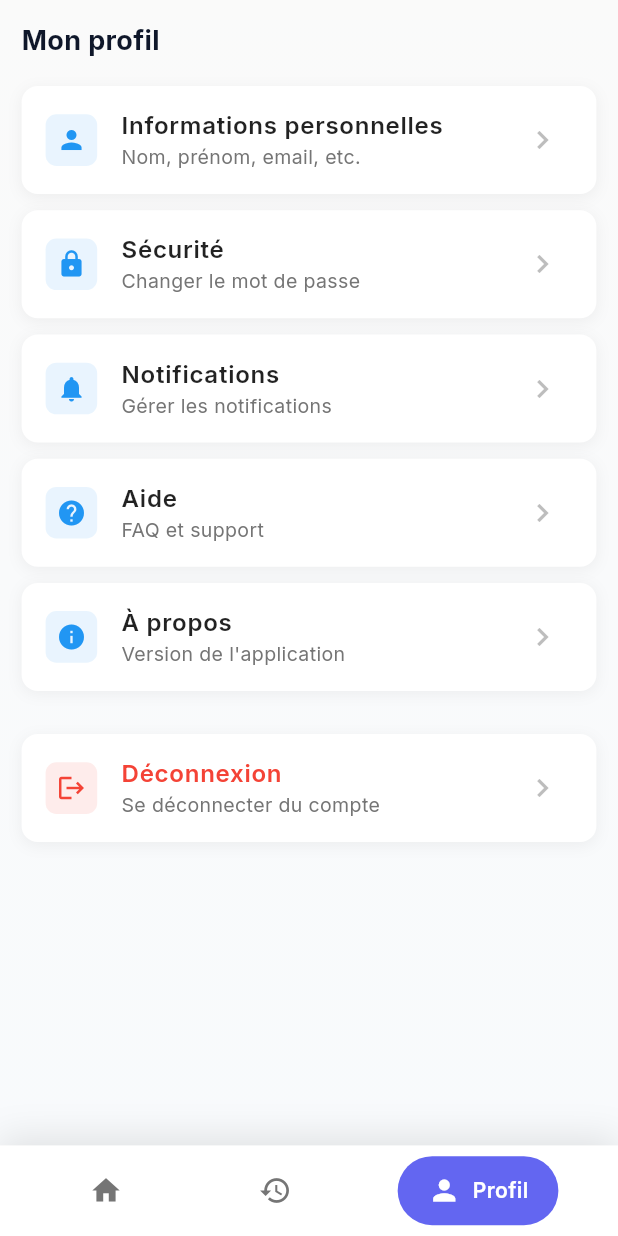
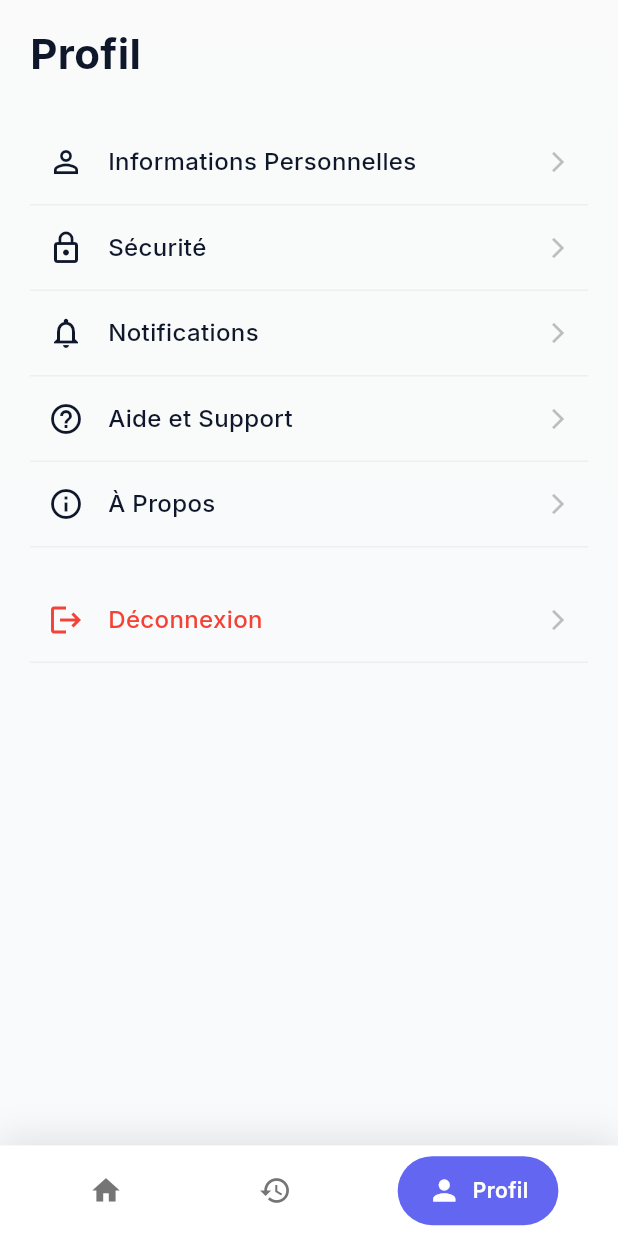
Before and after one commit to QuantaFL/portailEducationEleveParent, a Flutter app: the HomeView screen opened by its route, item 3 of the bottom bar chosen, on a phone screen of 412 x 824 dp. Run offline on Flutter 3.47's test engine with Material 3 defaults, Android fonts, the phone set to English and light mode, and no system bars; our stand-ins replace connectivity_plus, dio, flutter_animate, flutter_local_notifications, flutter_secure_storage, flutter_staggered_animations and 9 more; missing offline and left inert: dio_smart_retry; accounts and stored records are empty; statements that could not run were skipped.

Commit message:
refactor: simplify home view layout and profile section, remove unused stats and notification logic

```diff
--- a/lib/app/modules/student_home/controllers/home_controller.dart
+++ b/lib/app/modules/student_home/controllers/home_controller.dart
@@ -3,14 +3,10 @@ import 'package:flutter_secure_storage/flutter_secure_storage.dart';
 import 'package:get/get.dart';
 import 'package:portail_eleve/app/routes/app_pages.dart';
 
-import '../../../core/data/models/notification_model.dart';
-
 class HomeController extends GetxController {
   var currentIndex = 0.obs;
   var isLoading = false.obs;
-  var notifications = <NotificationModel>[].obs;
   var recentBulletins = <Map<String, dynamic>>[].obs;
-  var studentInfo = <String, dynamic>{}.obs;
 
   @override
   void onInit() {
@@ -27,14 +23,6 @@ class HomeController extends GetxController {
       isLoading.value = true;
 
       await Future.delayed(const Duration(seconds: 1));
-
-      studentInfo.value = {
-        'name': 'Marie Dupont',
-        'class': 'Terminale S',
-        'establishment': 'Lycée Victor Hugo',
-        'studentId': '2024001',
-        'profileImage': null,
-      };
 
       // Mock recent bulletins
       recentBulletins.addAll([
@@ -69,24 +57,6 @@ class HomeController extends GetxController {
           'isDownloaded': true,
         },
       ]);
-
-      // Mock notifications
-      // notifications.addAll([
-      //   NotificationModel(
-      //     id: '1',
-      //     title: 'Nouveau bulletin disponible',
-      //     message: 'Votre bulletin du 1er trimestre est maintenant disponible',
-      //     type: 'bulletin',
-      //     createdAt: DateTime.now().subtract(const Duration(hours: 2)),
-      //   ),
-      //   NotificationModel(
-      //     id: '2',
-      //     title: 'Rappel: Réunion parents-professeurs',
-      //     message: 'N\'oubliez pas la réunion prévue le 15 janvier',
-      //     type: 'reminder',
-      //     createdAt: DateTime.now().subtract(const Duration(days: 1)),
-      //   ),
-      // ]);
     } catch (e) {
       Get.snackbar(
         'Erreur',
@@ -211,9 +181,7 @@ class HomeController extends GetxController {
     FlutterSecureStorage storage = const FlutterSecureStorage();
     // Clear local data
     currentIndex.value = 0;
-    notifications.clear();
     recentBulletins.clear();
-    studentInfo.clear();
     await storage.deleteAll();
 
     // Here you would typically:
--- a/lib/app/modules/student_home/views/home_view.dart
+++ b/lib/app/modules/student_home/views/home_view.dart
@@ -49,100 +49,12 @@ class HomeView extends GetView<HomeController> {
             crossAxisAlignment: CrossAxisAlignment.start,
             children: [
               StudentProfileHeader(),
-
               const SizedBox(height: 32),
-
-              _buildStatsOverview(context),
-
-              const SizedBox(height: 32),
-
               _buildRecentBulletins(context),
-
               const SizedBox(height: 100),
             ],
           ),
         ),
-      ),
-    );
-  }
-
-  Widget _buildStatsOverview(BuildContext context) {
-    return Padding(
-      padding: const EdgeInsets.symmetric(horizontal: 20),
-      child: Column(
-        crossAxisAlignment: CrossAxisAlignment.start,
-        children: [
-          // Simple header
-          Text(
-            'Aperçu',
-            style: GoogleFonts.inter(
-              fontSize: 18,
-              fontWeight: FontWeight.w600,
-              color: AppDesignSystem.textPrimary,
-            ),
-          ),
-          const SizedBox(height: 16),
-
-          // Simple stats row
-          Row(
-            children: [
-              Expanded(
-                child: _buildSimpleStatItem(
-                  '15.3',
-                  'Moyenne',
-                  AppDesignSystem.primary,
-                ),
-              ),
-              const SizedBox(width: 12),
-              Expanded(
-                child: _buildSimpleStatItem(
-                  '1er',
-                  'Classement',
-                  AppDesignSystem.accent,
-                ),
-              ),
-              const SizedBox(width: 12),
-              Expanded(
-                child: _buildSimpleStatItem(
-                  '3',
-                  'Bulletins',
-                  AppDesignSystem.success,
-                ),
-              ),
-            ],
-          ),
-        ],
-      ),
-    );
-  }
-
-  Widget _buildSimpleStatItem(String value, String label, Color color) {
-    return Container(
-      padding: const EdgeInsets.all(16),
-      decoration: BoxDecoration(
-        color: Colors.white,
-        borderRadius: BorderRadius.circular(12),
-        border: Border.all(color: AppDesignSystem.border),
-      ),
-      child: Column(
-        children: [
-          Text(
-            value,
-            style: GoogleFonts.inter(
-              fontSize: 24,
-              fontWeight: FontWeight.w700,
-              color: color,
-            ),
-          ),
-          const SizedBox(height: 4),
-          Text(
-            label,
-            style: GoogleFonts.inter(
-              fontSize: 12,
-              color: AppDesignSystem.textSecondary,
-            ),
-          ),
-        ],
       ),
     );
   }
@@ -153,68 +65,16 @@ class HomeView extends GetView<HomeController> {
       children: [
         Padding(
           padding: const EdgeInsets.symmetric(horizontal: 20),
-          child: Row(
-            mainAxisAlignment: MainAxisAlignment.spaceBetween,
-            children: [
-              Row(
-                children: [
-                  Container(
-                    width: 3,
-                    height: 24,
-                    decoration: BoxDecoration(
-                      color: AppDesignSystem.primary,
-                      borderRadius: BorderRadius.circular(2),
-                    ),
-                  ),
-                  const SizedBox(width: 12),
-                  Text(
-                    'Bulletins récents',
+          child: Text(
+            'Bulletins Récents',
             style: GoogleFonts.inter(
-                      fontSize: 20,
-                      fontWeight: FontWeight.w600,
+              fontSize: 22,
+              fontWeight: FontWeight.bold,
               color: AppDesignSystem.textPrimary,
             ),
           ),
-                ],
         ),
-              GestureDetector(
-                onTap: () => controller.changeTab(1),
-                child: Container(
-                  padding: const EdgeInsets.symmetric(
-                    horizontal: 12,
-                    vertical: 8,
-                  ),
-                  decoration: BoxDecoration(
-                    color: AppDesignSystem.primary.withOpacity(0.1),
-                    borderRadius: BorderRadius.circular(10),
-                  ),
-                  child: Row(
-                    mainAxisSize: MainAxisSize.min,
-                    children: [
-                      Text(
-                        'Voir tout',
-                        style: GoogleFonts.inter(
-                          color: AppDesignSystem.primary,
-                          fontWeight: FontWeight.w600,
-                          fontSize: 14,
-                        ),
-                      ),
-                      const SizedBox(width: 4),
-                      Icon(
-                        Icons.arrow_forward_rounded,
-                        size: 16,
-                        color: AppDesignSystem.primary,
-                      ),
-                    ],
-                  ),
-                ),
-              ),
-            ],
-          ),
-        ),
-
         const SizedBox(height: 16),
-
         Obx(
           () => controller.isLoading.value
               ? _buildLoadingShimmer(context)
@@ -263,23 +123,19 @@ class HomeView extends GetView<HomeController> {
   Widget _buildHistory(BuildContext context) {
     return SafeArea(
       child: Padding(
-        padding: AppDesignSystem.responsivePadding(
-          context,
-          horizontal: 16,
-          vertical: 16,
-        ),
+        padding: const EdgeInsets.symmetric(horizontal: 20, vertical: 16),
         child: Column(
           crossAxisAlignment: CrossAxisAlignment.start,
           children: [
             Text(
-              'Historique des bulletins',
-              style: AppDesignSystem.textTheme(context).headlineMedium
-                  ?.copyWith(
-                    fontWeight: FontWeight.w700,
+              'Historique',
+              style: GoogleFonts.inter(
+                fontSize: 28,
+                fontWeight: FontWeight.bold,
                 color: AppDesignSystem.textPrimary,
               ),
             ),
-            SizedBox(height: AppDesignSystem.spacing(context, 16)),
+            const SizedBox(height: 24),
             Expanded(
               child: ListView.builder(
                 itemCount: 5, // Mock data
@@ -292,9 +148,7 @@ class HomeView extends GetView<HomeController> {
                     'date': '${10 + index}/0${index + 1}/2024',
                   };
                   return Padding(
-                    padding: EdgeInsets.only(
-                      bottom: AppDesignSystem.spacing(context, 12),
-                    ),
+                    padding: const EdgeInsets.only(bottom: 12),
                     child: BulletinCard(
                       bulletin: bulletinData,
                       onTap: () => controller.viewBulletin(index.toString()),
@@ -314,68 +168,52 @@ class HomeView extends GetView<HomeController> {
   Widget _buildProfile(BuildContext context) {
     return SafeArea(
       child: Padding(
-        padding: AppDesignSystem.responsivePadding(
-          context,
-          horizontal: 16,
-          vertical: 16,
-        ),
+        padding: const EdgeInsets.symmetric(horizontal: 20, vertical: 16),
         child: Column(
           crossAxisAlignment: CrossAxisAlignment.start,
           children: [
             Text(
-              'Mon profil',
-              style: AppDesignSystem.textTheme(context).headlineMedium
-                  ?.copyWith(
-                    fontWeight: FontWeight.w700,
+              'Profil',
+              style: GoogleFonts.inter(
+                fontSize: 28,
+                fontWeight: FontWeight.bold,
                 color: AppDesignSystem.textPrimary,
               ),
             ),
-            SizedBox(height: AppDesignSystem.spacing(context, 20)),
+            const SizedBox(height: 24),
             Expanded(
               child: ListView(
                 children: [
-                  _buildProfileItem(
-                    context,
-                    Icons.person,
-                    'Informations personnelles',
-                    'Nom, prénom, email, etc.',
-                    () => Get.to(() => const PersonalInfoView()),
+                  ProfileListItem(
+                    icon: Icons.person_outline,
+                    title: 'Informations Personnelles',
+                    onTap: () => Get.to(() => const PersonalInfoView()),
                   ),
-                  _buildProfileItem(
-                    context,
-                    Icons.lock,
-                    'Sécurité',
-                    'Changer le mot de passe',
-                    () => Get.to(() => const SecurityView()),
+                  ProfileListItem(
+                    icon: Icons.lock_outline,
+                    title: 'Sécurité',
+                    onTap: () => Get.to(() => const SecurityView()),
                   ),
-                  _buildProfileItem(
-                    context,
-                    Icons.notifications,
-                    'Notifications',
-                    'Gérer les notifications',
-                    () => Get.snackbar('Info', 'Notifications'),
+                  ProfileListItem(
+                    icon: Icons.notifications_outlined,
+                    title: 'Notifications',
+                    onTap: () => Get.snackbar('Info', 'Notifications'),
                   ),
-                  _buildProfileItem(
-                    context,
-                    Icons.help,
-                    'Aide',
-                    'FAQ et support',
-                    () => Get.to(() => const HelpView()),
+                  ProfileListItem(
+                    icon: Icons.help_outline,
+                    title: 'Aide et Support',
+                    onTap: () => Get.to(() => const HelpView()),
                   ),
-                  _buildProfileItem(
-                    context,
-                    Icons.info,
-                    'À propos',
-                    'Version de l\'application',
-                    () => Get.to(() => const AboutView()),
+                  ProfileListItem(
+                    icon: Icons.info_outline,
+                    title: 'À Propos',
+                    onTap: () => Get.to(() => const AboutView()),
                   ),
-                  SizedBox(height: AppDesignSystem.spacing(context, 20)),
-                  _buildProfileItem(
-                    context,
-                    Icons.logout,
-                    'Déconnexion',
-                    'Se déconnecter du compte',
-                    () => controller.logout(),
+                  const SizedBox(height: 20),
+                  ProfileListItem(
+                    icon: Icons.logout,
+                    title: 'Déconnexion',
+                    onTap: () => controller.logout(),
                     isDestructive: true,
                   ),
                 ],
@@ -383,64 +221,6 @@ class HomeView extends GetView<HomeController> {
             ),
           ],
         ),
-      ),
-    );
-  }
-
-  Widget _buildProfileItem(
-    BuildContext context,
-    IconData icon,
-    String title,
-    String subtitle,
-    VoidCallback onTap, {
-    bool isDestructive = false,
-  }) {
-    return Container(
-      margin: EdgeInsets.only(bottom: AppDesignSystem.spacing(context, 12)),
-      decoration: BoxDecoration(
-        color: AppDesignSystem.surfaceContainer,
-        borderRadius: BorderRadius.circular(
-          AppDesignSystem.responsiveRadius(context, 12),
-        ),
-        boxShadow: [
-          BoxShadow(
-            color: Colors.black.withValues(alpha: 0.05),
-            blurRadius: 8,
-            offset: const Offset(0, 2),
-          ),
-        ],
-      ),
-      child: ListTile(
-        leading: Container(
-          padding: AppDesignSystem.responsivePadding(context, all: 8),
-          decoration: BoxDecoration(
-            color: (isDestructive ? Colors.red : Colors.blue).withValues(
-              alpha: 0.1,
-            ),
-            borderRadius: BorderRadius.circular(
-              AppDesignSystem.responsiveRadius(context, 8),
-            ),
-          ),
-          child: Icon(
-            icon,
-            color: isDestructive ? Colors.red : Colors.blue,
-            size: 20,
-          ),
-        ),
-        title: Text(
-          title,
-          style: TextStyle(
-            fontWeight: FontWeight.w600,
-            color: isDestructive ? Colors.red : Colors.black87,
-          ),
-        ),
-        subtitle: Text(
-          subtitle,
-          style: TextStyle(color: Colors.grey[600], fontSize: 13),
-        ),
-        trailing: Icon(Icons.chevron_right, color: Colors.grey[400]),
-        onTap: onTap,
-        shape: RoundedRectangleBorder(borderRadius: BorderRadius.circular(12)),
       ),
     );
   }
@@ -515,3 +295,60 @@ class HomeView extends GetView<HomeController> {
     );
   }
 }
+
+class ProfileListItem extends StatelessWidget {
+  final IconData icon;
+  final String title;
+  final VoidCallback onTap;
+  final bool isDestructive;
+
+  const ProfileListItem({
+    Key? key,
+    required this.icon,
+    required this.title,
+    required this.onTap,
+    this.isDestructive = false,
+  }) : super(key: key);
+
+  @override
+  Widget build(BuildContext context) {
+    return InkWell(
+      onTap: onTap,
+      borderRadius: BorderRadius.circular(12),
+      child: Container(
+        padding: const EdgeInsets.symmetric(vertical: 16, horizontal: 12),
+        decoration: BoxDecoration(
+          border: Border(
+            bottom: BorderSide(color: Colors.grey.shade200),
+          ),
+        ),
+        child: Row(
+          children: [
+            Icon(
+              icon,
+              size: 24,
+              color: isDestructive ? Colors.red : AppDesignSystem.textPrimary,
+            ),
+            const SizedBox(width: 16),
+            Expanded(
+              child: Text(
+                title,
+                style: GoogleFonts.inter(
+                  fontSize: 16,
+                  fontWeight: FontWeight.w500,
+                  color:
+                      isDestructive ? Colors.red : AppDesignSystem.textPrimary,
+                ),
+              ),
+            ),
+            Icon(
+              Icons.arrow_forward_ios,
+              size: 16,
+              color: Colors.grey.shade400,
+            ),
+          ],
+        ),
+      ),
+    );
+  }
+}
```
Lines whose indentation alone changed are shown as unchanged.
